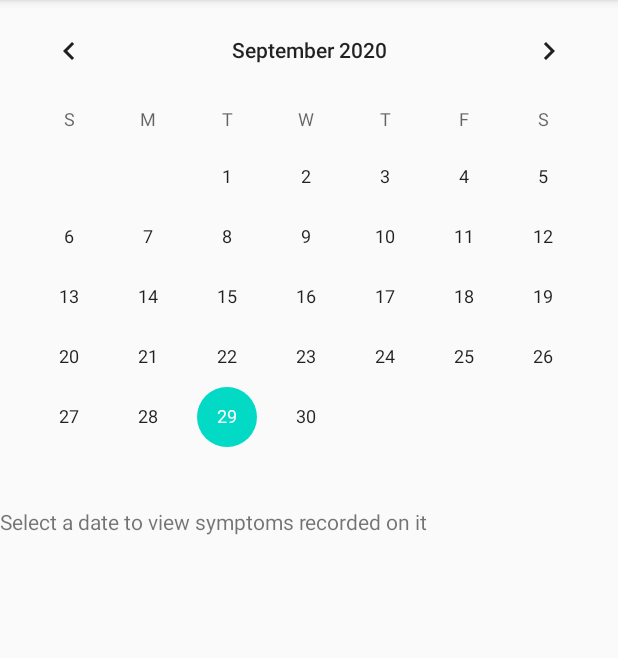
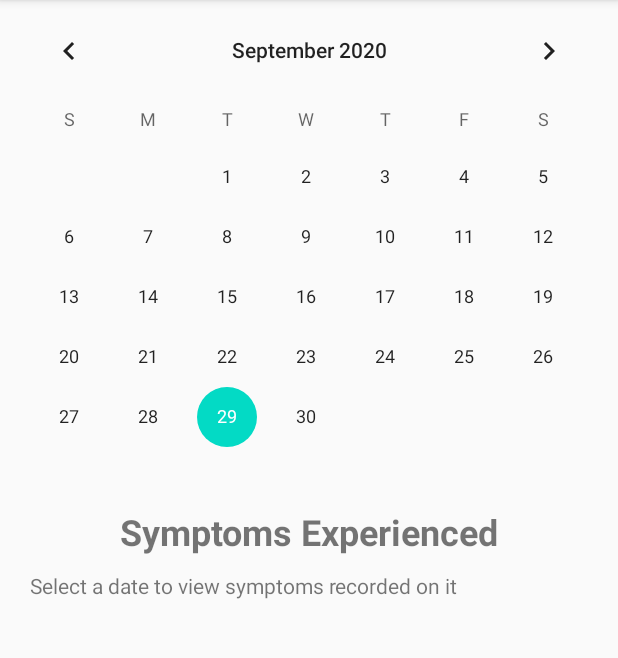
Before and after one commit to rcortese1/symptracker, an Android app: the screen it shows after launch once a user with an empty profile is signed in (SympCalendar), after a tap on "DISPLAY CALENDAR", on a phone screen of 412 x 824 dp, the part 84-742 px from its top. Run offline under Robolectric (Android 15) with nearby library versions, the phone set to English and light mode, and no system bars; our stand-ins replace Firebase (no records; nobody signed in at launch, a user with empty details on screens opened directly); libraries missing offline, so code that uses them is left out: com.firebase.ui.

Commit message:
Implemented calendar functionality

```diff
--- a/app/src/main/java/com/example/symptracker/FBHandler.java
+++ b/app/src/main/java/com/example/symptracker/FBHandler.java
@@ -4,37 +4,47 @@ import android.util.Log;
 
 import androidx.annotation.NonNull;
 
+import com.google.android.gms.tasks.OnCompleteListener;
 import com.google.android.gms.tasks.OnFailureListener;
 import com.google.android.gms.tasks.OnSuccessListener;
+import com.google.android.gms.tasks.Task;
+import com.google.firebase.Timestamp;
 import com.google.firebase.auth.FirebaseAuth;
 import com.google.firebase.auth.FirebaseUser;
+import com.google.firebase.firestore.CollectionReference;
 import com.google.firebase.firestore.DocumentReference;
 import com.google.firebase.firestore.FirebaseFirestore;
+import com.google.firebase.firestore.QueryDocumentSnapshot;
+import com.google.firebase.firestore.QuerySnapshot;
+import com.google.firebase.firestore.core.Query;
 
+import java.util.ArrayList;
+import java.util.Date;
 import java.util.HashMap;
+import java.util.Iterator;
+import java.util.List;
 import java.util.Map;
+import java.util.Objects;
 
-public class FBHandler
-{
+public class FBHandler {
     private FirebaseFirestore db;
     private FirebaseAuth auth;
     private String TAG = "Store";
     private FirebaseUser user;
+    List<Recording> recordings = new ArrayList<Recording>();
 
-    public FBHandler(FirebaseFirestore db)
-    {
+    public FBHandler(FirebaseFirestore db) {
         this.db = db;
     }
 
-    public void addRecording(Recording r)
-    {
+    public void addRecording(Recording r) {
         auth = FirebaseAuth.getInstance();
         user = auth.getCurrentUser();
         Map<String, Object> recording = new HashMap<>();
-        recording.put("Symptom",  r.getSymptom());
+        recording.put("Symptom", r.getSymptom());
         recording.put("Note", r.getNote());
-        recording.put("Time in millis", r.getMillis());
-        recording.put("Time as Date", r.getTime());
+        recording.put("Millis", r.getMillis());
+        recording.put("Date", r.getTime());
 
         Log.d("Fireball", user.getEmail());
         db.collection(user.getEmail())
@@ -54,5 +64,88 @@ public class FBHandler
 
     }
 
+    public List<Recording> getRecordings()
+    {
+        auth = FirebaseAuth.getInstance();
+        user = auth.getCurrentUser();
+        recordings.clear();
+
+        db.collection(user.getEmail())
+                .get()
+                .addOnCompleteListener(new OnCompleteListener<QuerySnapshot>() {
+                    @Override
+                    public void onComplete(@NonNull Task<QuerySnapshot> task) {
+                        if (task.isSuccessful()) {
+                            for (QueryDocumentSnapshot document : task.getResult())
+                            {
+                                //Returns the database as a map
+                                Map<String, Object> list = document.getData();
+
+                                //Converts the symptom object that is stored in the database into a map
+                                Map<String, Object> s = (Map<String, Object>) list.get("Symptom");
+
+                                //Retrieves symptom values from map
+                                Symptom symptom = new Symptom(String.valueOf(s.get("name")), Boolean.parseBoolean((s.get("severe").toString())));
+
+                                //Retrieves note related to recording
+                                String note = list.get("Note").toString();
+                                String millis = list.get("Millis").toString();
+                                Timestamp timestamp = (Timestamp) list.get("Date");
+                                Date date = timestamp.toDate();
+
+                                Recording r = new Recording(symptom, note, millis, date);
+
+                                recordings.add(r);
+                                Log.d(TAG, r.toString());
+
+                            }
+                        } else {
+                            Log.d(TAG, "Error getting documents: ", task.getException());
+                        }
+                    }
+                });
+
+        return recordings;
+       // QuerySnapshot abc = db.collection(user.getEmail()).get().getResult();
+        //Iterator<QueryDocumentSnapshot> iterator = abc.iterator();
+
+
+
+
+
+
+
+
+
+    }
+
+
+
 
 }
+
+//Returns a map of all the objects.
+//Date = key, timestamp = object
+//String = key string = object.
+
+
+// Log.d(TAG, list.get("Date").toString());
+//Date d = (Date) list.get("Date");
+//Log.d(TAG, d.toString());
+
+
+
+
+//HashMap<String, Object> symptom = (HashMap<String, Object>) document.getData().get("Symptom");
+//String name = symptom.get("name").toString();
+//boolean severity = (boolean) symptom.get("severe");
+//String note = document.getData().get("Note").toString();
+
+//long timeAsMillis = document.getData().get("Millis");
+//Date time = (Date) document.getData().get("Date");
+
+//Symptom s = new Symptom(name, severity);
+// Recording r = new Recording(s, note, timeAsMillis, time);
+
+//Log.d(TAG, document.getId() + " => " + document.getData().get("Note").toString());
+//Log.d(TAG, document.getId() + " => " + document.getData().get("Symptom").toString());
--- a/app/src/main/java/com/example/symptracker/RecordSymptom.java
+++ b/app/src/main/java/com/example/symptracker/RecordSymptom.java
@@ -66,7 +66,7 @@ public class RecordSymptom extends AppCompatActivity {
         Symptom cough = new Symptom("Cough", false);
         Symptom vomiting = new Symptom("Vomiting", true);
         Symptom chest_pain = new Symptom("Chest pain", true);
-        Symptom severe_pain = new Symptom("Severe pain", true);
+        Symptom severe_pain = new Symptom("Severe pains", true);
         Symptom other = new Symptom("Other", true);
         /*
         Other is flagged as severe to err on the side of caution
@@ -98,6 +98,7 @@ public class RecordSymptom extends AppCompatActivity {
                 note = symptomTextEntry.getText().toString();
                 symptom = sympSelect.getSelectedItem().toString();
 
+                Log.d("SeverePainError", symptom);
                 Symptom s = retrieveSymptom(symptom);
                 Recording r = new Recording(s, note);
                 //Stores the symptom recording on the cloud.
--- a/app/src/main/java/com/example/symptracker/SympCalendar.java
+++ b/app/src/main/java/com/example/symptracker/SympCalendar.java
@@ -4,13 +4,22 @@ import androidx.annotation.NonNull;
 import androidx.appcompat.app.AppCompatActivity;
 
 import android.os.Bundle;
+import android.text.method.ScrollingMovementMethod;
 import android.widget.CalendarView;
 import android.widget.TextView;
+
+import com.google.firebase.firestore.FirebaseFirestore;
+
+import java.util.Comparator;
+import java.util.List;
 
 public class SympCalendar extends AppCompatActivity {
 
     private CalendarView calendar;
     private TextView viewSymps;
+    private FBHandler fb;
+    private FirebaseFirestore db = FirebaseFirestore.getInstance();
+    private List<Recording> recordingList;
 
     @Override
     protected void onCreate(Bundle savedInstanceState) {
@@ -19,6 +28,10 @@ public class SympCalendar extends AppCompatActivity {
 
         calendar = findViewById(R.id.calendarView);
         viewSymps = findViewById(R.id.sympsOnDate);
+
+        fb = new FBHandler(db);
+
+        recordingList = fb.getRecordings();
 
         //oh, put a textview in the XML, and when a date is selected, trigger onDateSelect method
         //then use that date to see if any symptoms in db match that date
@@ -31,15 +44,40 @@ public class SympCalendar extends AppCompatActivity {
         calendar.setOnDateChangeListener(new CalendarView.OnDateChangeListener() {
             @Override
             public void onSelectedDayChange(@NonNull CalendarView calendarView, int year, int month, int day) {
-                viewSymps.setText(""); //search for symptoms by date, and display all that match
+                //viewSymps.setText(""); //search for symptoms by date, and display all that match
                 //maybe use !viewSymps.hasSelection() to check for null instead?
                 //oh, or length() == 0
                 //get symptom's Date object, convert it to GregorianCalendar, then use those methods to extract day month year
                 //and then search thru database to find those that match. wait. shit. should i convert to gregorian first? but how do i store that. hmmmm.
                 //A METHOD.
-                if(viewSymps.getText() == "")
+
+                recordingList.sort(new Comparator<Recording>() {
+                    @Override
+                    public int compare(Recording o1, Recording o2) {
+                        return o1.getTime().compareTo(o2.getTime());
+                    }
+                });
+
+                viewSymps.setMovementMethod(new ScrollingMovementMethod());
+
+                boolean found = false;
+                String displaySymptoms = "";
+                for(Recording r : recordingList)
+                {
+                    if(r.getDay() == day && r.getMonth() == month && r.getYear() == year)
+                    {
+                        displaySymptoms += r.toString();
+                        found = true;
+                    }
+                }
+
+                if(!found)
                 {
                     viewSymps.setText("No symptoms recorded on " + day +"/"+month+"/"+year);
+                }
+                else
+                {
+                    viewSymps.setText(displaySymptoms);
                 }
             }
         });
--- a/app/src/main/java/com/example/symptracker/SympHome.java
+++ b/app/src/main/java/com/example/symptracker/SympHome.java
@@ -95,6 +95,8 @@ public class SympHome extends AppCompatActivity {
             case R.id.deleteAccOpt:
                 deleteAccount();
                 return true;
+            case R.id.databaseTest:
+
             default:
                 return super.onOptionsItemSelected(item);
         }
--- a/app/src/main/res/layout/activity_symp_calendar.xml
+++ b/app/src/main/res/layout/activity_symp_calendar.xml
@@ -27,10 +27,32 @@
             app:layout_constraintTop_toTopOf="parent" />
 
         <TextView
-            android:id="@+id/sympsOnDate"
+            android:id="@+id/textView2"
             android:layout_width="match_parent"
             android:layout_height="wrap_content"
-            android:text="Select a date to view symptoms recorded on it" />
+            android:layout_marginBottom="10dp"
+            android:text="Symptoms Experienced"
+            android:textAlignment="center"
+            android:textSize="24sp"
+            android:textStyle="bold" />
+
+        <ScrollView
+            android:layout_width="match_parent"
+            android:layout_height="match_parent">
+
+            <TextView
+                android:id="@+id/sympsOnDate"
+                android:layout_width="match_parent"
+                android:layout_height="wrap_content"
+                android:layout_marginLeft="10dp"
+                android:layout_marginRight="10dp"
+                android:layout_marginBottom="10dp"
+                android:paddingLeft="10dp"
+                android:paddingRight="10dp"
+                android:scrollbars="vertical"
+                android:text="Select a date to view symptoms recorded on it" />
+        </ScrollView>
+
     </LinearLayout>
 
 </androidx.constraintlayout.widget.ConstraintLayout>
--- a/app/src/main/res/menu/my_menu.xml
+++ b/app/src/main/res/menu/my_menu.xml
@@ -7,4 +7,7 @@
     <item
         android:id="@+id/deleteAccOpt"
         android:title="@string/delete_account" />
+    <item
+        android:id="@+id/databaseTest"
+        android:title="Return Database" />
 </menu>
```
Also changed, not shown: app/src/main/java/com/example/symptracker/Recording.java (+14 -5 lines), app/src/main/java/com/example/symptracker/Symptom.java (+15 -1 lines).
